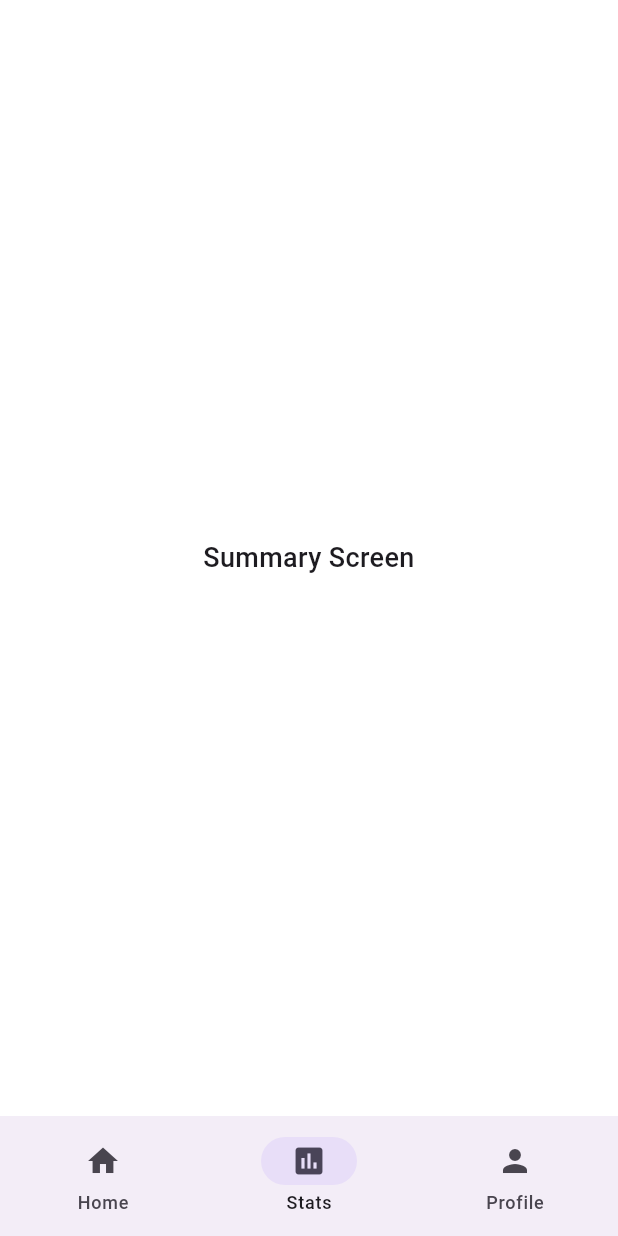
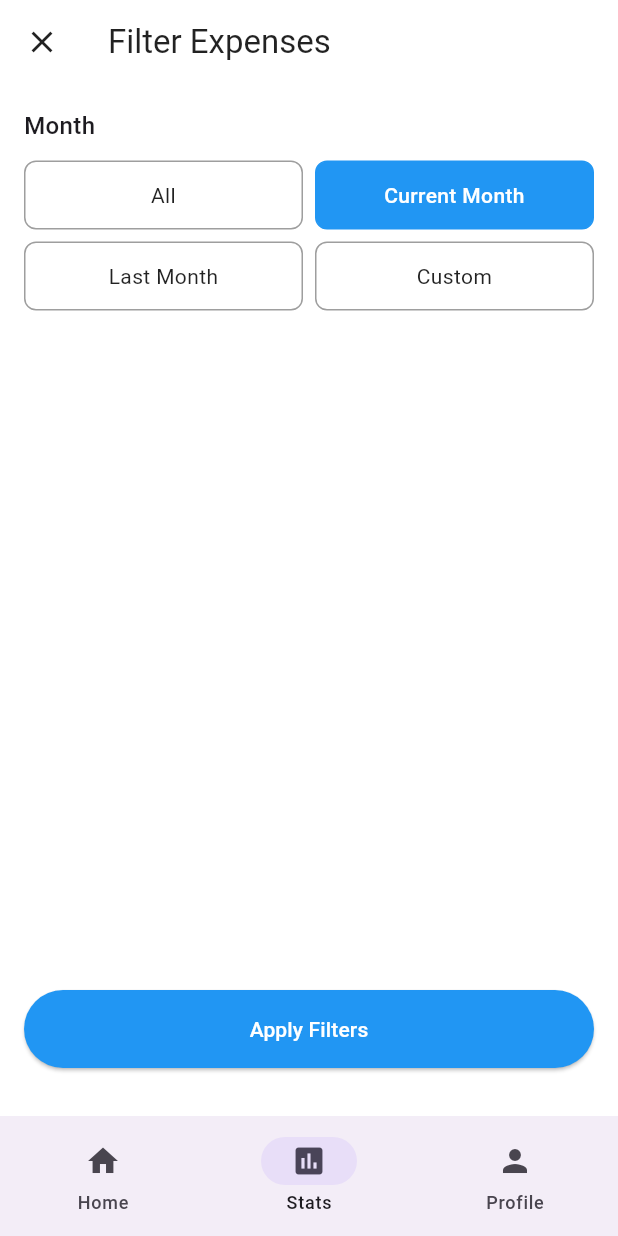
Before and after one commit to vprabhu/flutter-expense-tracker, a Flutter app: the screen it shows after launch, on a phone screen of 412 x 824 dp. Run offline on Flutter 3.47's test engine with Material 3 defaults, Android fonts, the phone set to English and light mode, and no system bars.

Commit message:
feat: Add expense filtering modal screen
This commit introduces a new `FilterExpensesScreen` for filtering expenses by date.

- **New Screen (`filter_screen.dart`)**:
  - Adds a stateful `FilterExpensesScreen` designed to be presented as a modal.
  - Provides preset filter options: 'All', 'Current Month', and 'Last Month'.
  - Includes a 'Custom' option that reveals date pickers for selecting a specific start and end date range.
  - The UI is built with segmented buttons for quick selections and `TextFormField` inputs that trigger `showDatePicker`.
  - An "Apply Filters" button returns the selected `DateTimeRange` to the previous screen.

- **Navigation (`nav.dart`)**:
  - Temporarily replaces the `SummaryScreen` in the main navigation with the new `FilterExpensesScreen` for development and testing purposes.

```diff
--- a/lib/nav.dart
+++ b/lib/nav.dart
@@ -1,3 +1,4 @@
+import 'package:expense_tracker/screens/filter_screen.dart';
 import 'package:expense_tracker/screens/home_screen.dart';
 import 'package:expense_tracker/screens/profile_screen.dart';
 import 'package:expense_tracker/screens/summary_screen.dart';
@@ -25,7 +26,8 @@ class _NavBarState extends State<NavBar> {
     // Initialize screens (Home and Profile are placeholders; expand as needed)
     _screens = [
       const ExpensesScreen(), // Stats/Expenses screen (from previous code)
-      const SummaryScreen(), // Placeholder Home screen
+      // const SummaryScreen(), // Placeholder Home screen
+      const FilterExpensesScreen(), // Placeholder Home screen
       const ProfileScreen(), // Placeholder Profile screen
 
     ];
--- /dev/null
+++ b/lib/screens/filter_screen.dart
@@ -0,0 +1,263 @@
+import 'package:flutter/material.dart';
+
+// FilterExpensesScreen: Modal for filtering expenses by month or custom date range
+// Structure: Segmented buttons for quick months, conditional date pickers for custom, applies DateTimeRange
+class FilterExpensesScreen extends StatefulWidget {
+  final DateTimeRange? initialRange;
+
+  const FilterExpensesScreen({
+    super.key,
+    this.initialRange,
+  });
+
+  @override
+  State<FilterExpensesScreen> createState() => _FilterExpensesScreenState();
+}
+
+class _FilterExpensesScreenState extends State<FilterExpensesScreen> {
+  String _selectedMonth = 'Current Month'; // Initial selection
+  bool _showCustom = false;
+  DateTime? _startDate;
+  DateTime? _endDate;
+
+  final List<String> _monthOptions = ['All', 'Current Month', 'Last Month', 'Custom'];
+
+  @override
+  void initState() {
+    super.initState();
+    // Restore initial state if provided
+    if (widget.initialRange != null) {
+      _startDate = widget.initialRange!.start;
+      _endDate = widget.initialRange!.end;
+      _selectedMonth = 'Custom';
+      _showCustom = true;
+    } else {
+      // Default to current month
+      final now = DateTime.now();
+      _startDate = DateTime(now.year, now.month, 1);
+      _endDate = DateTime(now.year, now.month + 1, 0);
+    }
+  }
+
+  // Functionality: Handle month selection - toggle custom date range visibility
+  void _onMonthSelected(String value) {
+    setState(() {
+      _selectedMonth = value;
+      _showCustom = value == 'Custom';
+      if (value == 'Custom' && _startDate == null) {
+        // Default to current month for custom
+        final now = DateTime.now();
+        _startDate = DateTime(now.year, now.month, 1);
+        _endDate = DateTime(now.year, now.month + 1, 0);
+      }
+    });
+  }
+
+  // Functionality: Select start date
+  Future<void> _selectStartDate() async {
+    final picked = await showDatePicker(
+      context: context,
+      initialDate: _startDate ?? DateTime.now(),
+      firstDate: DateTime(2000),
+      lastDate: DateTime(2100),
+    );
+    if (picked != null) {
+      setState(() => _startDate = picked);
+    }
+  }
+
+  // Functionality: Select end date (ensure >= start)
+  Future<void> _selectEndDate() async {
+    final initial = _endDate ?? DateTime.now();
+    final picked = await showDatePicker(
+      context: context,
+      initialDate: initial,
+      firstDate: _startDate ?? DateTime(2000),
+      lastDate: DateTime(2100),
+    );
+    if (picked != null) {
+      setState(() => _endDate = picked);
+    }
+  }
+
+  // Functionality: Compute and apply filter range based on selection, then pop
+  void _applyFilters() {
+    DateTimeRange? range;
+    final now = DateTime.now();
+    switch (_selectedMonth) {
+      case 'All':
+        range = null; // Clear filter
+        break;
+      case 'Current Month':
+        final currentStart = DateTime(now.year, now.month, 1);
+        final currentEnd = DateTime(now.year, now.month + 1, 0);
+        range = DateTimeRange(start: currentStart, end: currentEnd);
+        break;
+      case 'Last Month':
+        final lastMonth = now.month == 1 ? DateTime(now.year - 1, 12, 1) : DateTime(now.year, now.month - 1, 1);
+        final lastEnd = DateTime(lastMonth.year, lastMonth.month + 1, 0);
+        range = DateTimeRange(start: lastMonth, end: lastEnd);
+        break;
+      case 'Custom':
+        if (_startDate != null && _endDate != null && _startDate!.isBefore(_endDate!.add(const Duration(days: 1)))) {
+          range = DateTimeRange(start: _startDate!, end: _endDate!);
+        } else {
+          ScaffoldMessenger.of(context).showSnackBar(
+            const SnackBar(content: Text('Please select valid start and end dates')),
+          );
+          return;
+        }
+        break;
+    }
+    Navigator.of(context).pop(range);
+  }
+
+  @override
+  Widget build(BuildContext context) {
+    return Scaffold(
+      appBar: AppBar(
+        title: const Text('Filter Expenses'),
+        leading: IconButton(
+          icon: const Icon(Icons.close),
+          onPressed: () => Navigator.of(context).pop(),
+        ),
+      ),
+      body: Padding(
+        padding: const EdgeInsets.all(16.0),
+        child: Column(
+          crossAxisAlignment: CrossAxisAlignment.start,
+          children: [
+            // Month Selection Section
+            const Text(
+              'Month',
+              style: TextStyle(fontSize: 16, fontWeight: FontWeight.w500),
+            ),
+            const SizedBox(height: 12),
+            _buildMonthSegment(),
+            // Conditional Date Range for Custom
+            if (_showCustom) ...[
+              const SizedBox(height: 24),
+              const Text(
+                'Date Range',
+                style: TextStyle(fontSize: 16, fontWeight: FontWeight.w500),
+              ),
+              const SizedBox(height: 12),
+              Row(
+                children: [
+                  // Start Date Picker
+                  Expanded(
+                    child: TextFormField(
+                      readOnly: true,
+                      decoration: const InputDecoration(
+                        labelText: 'Start Date',
+                        suffixIcon: Icon(Icons.calendar_today),
+                        border: OutlineInputBorder(),
+                      ),
+                      controller: TextEditingController(
+                        text: _startDate != null ? _startDate!.toString() : 'Select Date',
+                        // text: _startDate != null ? DateFormat('MMM d, yyyy').format(_startDate!) : 'Select Date',
+                      ),
+                      onTap: _selectStartDate,
+                    ),
+                  ),
+                  const SizedBox(width: 16),
+                  // End Date Picker
+                  Expanded(
+                    child: TextFormField(
+                      readOnly: true,
+                      decoration: const InputDecoration(
+                        labelText: 'End Date',
+                        suffixIcon: Icon(Icons.calendar_today),
+                        border: OutlineInputBorder(),
+                      ),
+                      controller: TextEditingController(
+                        text: _endDate != null ? _endDate!.toString() : 'Select Date',
+                        // text: _endDate != null ? DateFormat('MMM d, yyyy').format(_endDate!) : 'Select Date',
+                      ),
+                      onTap: _selectEndDate,
+                    ),
+                  ),
+                ],
+              ),
+            ],
+            const Spacer(),
+            // Apply Button
+            SizedBox(
+              width: double.infinity,
+              child: ElevatedButton(
+                onPressed: _applyFilters,
+                style: ElevatedButton.styleFrom(
+                  backgroundColor: Colors.blue,
+                  foregroundColor: Colors.white,
+                  padding: const EdgeInsets.symmetric(vertical: 16),
+                ),
+                child: const Text('Apply Filters'),
+              ),
+            ),
+            const SizedBox(height: 16),
+          ],
+        ),
+      ),
+    );
+  }
+
+  // Helper: Build segmented month buttons in two rows
+  Widget _buildMonthSegment() {
+    return Column(
+      children: [
+        // First row: All | Current Month
+        Row(
+          children: [
+            Expanded(
+              child: _buildMonthButton('All', _selectedMonth == 'All'),
+            ),
+            const SizedBox(width: 8),
+            Expanded(
+              child: _buildMonthButton('Current Month', _selectedMonth == 'Current Month'),
+            ),
+          ],
+        ),
+        const SizedBox(height: 8),
+        // Second row: Last Month | Custom
+        Row(
+          children: [
+            Expanded(
+              child: _buildMonthButton('Last Month', _selectedMonth == 'Last Month'),
+            ),
+            const SizedBox(width: 8),
+            Expanded(
+              child: _buildMonthButton('Custom', _selectedMonth == 'Custom'),
+            ),
+          ],
+        ),
+      ],
+    );
+  }
+
+  // Helper: Build individual month button (chip-like)
+  Widget _buildMonthButton(String label, bool selected) {
+    return GestureDetector(
+      onTap: () => _onMonthSelected(label),
+      child: Container(
+        padding: const EdgeInsets.symmetric(horizontal: 16, vertical: 12),
+        decoration: BoxDecoration(
+          color: selected ? Colors.blue : Colors.transparent,
+          borderRadius: BorderRadius.circular(8),
+          border: Border.all(
+            color: selected ? Colors.blue : Colors.grey,
+            width: 1,
+          ),
+        ),
+        child: Text(
+          label,
+          textAlign: TextAlign.center,
+          style: TextStyle(
+            color: selected ? Colors.white : Colors.black87,
+            fontWeight: selected ? FontWeight.w500 : FontWeight.normal,
+            fontSize: 14,
+          ),
+        ),
+      ),
+    );
+  }
+}
```
